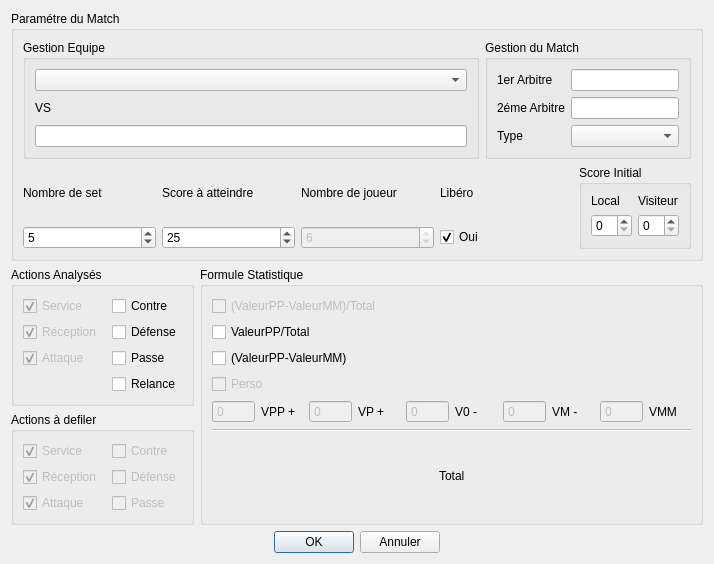
flagage/volleyclubstats, file ui/fenetrelancement.ui: the form before one commit.
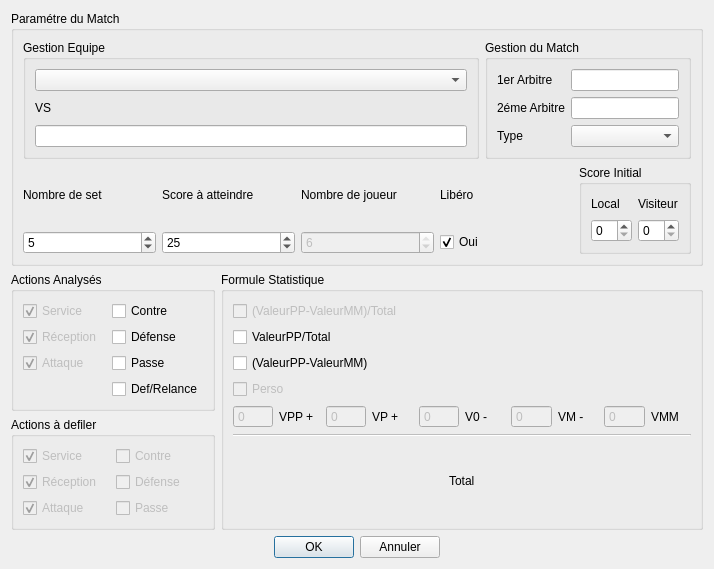
The form after the commit.

The edit to the form file:
```diff
--- a/ui/fenetrelancement.ui
+++ b/ui/fenetrelancement.ui
@@ -7,7 +7,7 @@
     <x>0</x>
     <y>0</y>
     <width>714</width>
-    <height>516</height>
+    <height>569</height>
    </rect>
   </property>
   <property name="windowTitle">
@@ -297,7 +297,7 @@
         <item row="3" column="1">
          <widget class="QCheckBox" name="checkBox_18">
           <property name="text">
-           <string>Relance</string>
+           <string>Def/Relance</string>
           </property>
          </widget>
         </item>
```
